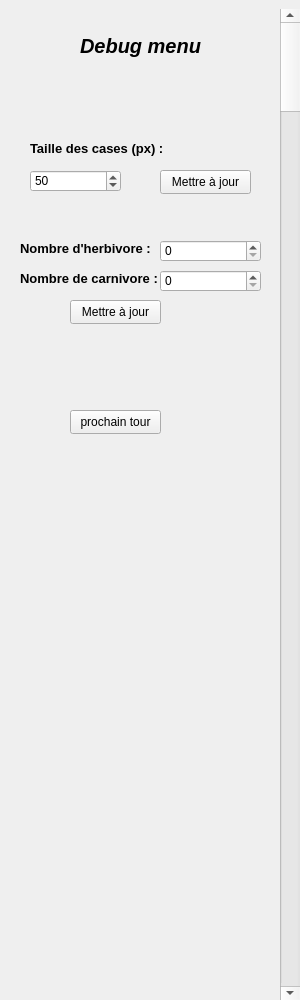
First picture: the form in RTS_Engine/QtWidgetsDebugMenu.ui, repository flo-olf-p/moteur_RTS, before the edit.
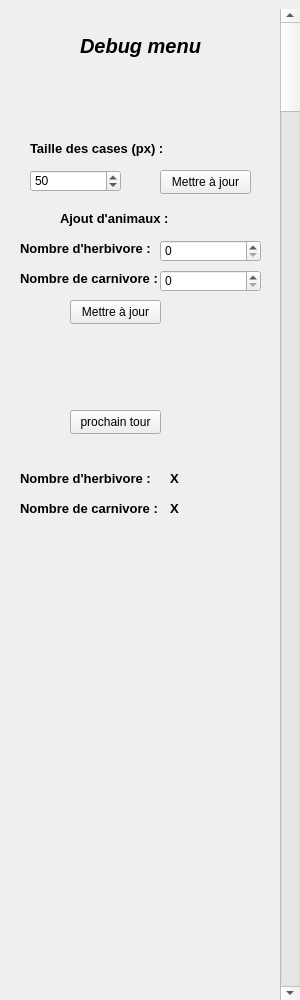
Second picture: the form after the edit.

What changed in the file:
```diff
--- a/RTS_Engine/QtWidgetsDebugMenu.ui
+++ b/RTS_Engine/QtWidgetsDebugMenu.ui
@@ -190,6 +190,101 @@
     <string>prochain tour</string>
    </property>
   </widget>
+  <widget class="QLabel" name="labelAjoutAnimaux">
+   <property name="geometry">
+    <rect>
+     <x>60</x>
+     <y>210</y>
+     <width>141</width>
+     <height>16</height>
+    </rect>
+   </property>
+   <property name="font">
+    <font>
+     <pointsize>10</pointsize>
+     <bold>true</bold>
+    </font>
+   </property>
+   <property name="text">
+    <string>Ajout d'animaux :</string>
+   </property>
+  </widget>
+  <widget class="QLabel" name="labelHerbnb">
+   <property name="geometry">
+    <rect>
+     <x>20</x>
+     <y>470</y>
+     <width>141</width>
+     <height>16</height>
+    </rect>
+   </property>
+   <property name="font">
+    <font>
+     <pointsize>10</pointsize>
+     <bold>true</bold>
+    </font>
+   </property>
+   <property name="text">
+    <string>Nombre d'herbivore :</string>
+   </property>
+  </widget>
+  <widget class="QLabel" name="labelPrednb">
+   <property name="geometry">
+    <rect>
+     <x>20</x>
+     <y>500</y>
+     <width>141</width>
+     <height>16</height>
+    </rect>
+   </property>
+   <property name="font">
+    <font>
+     <pointsize>10</pointsize>
+     <bold>true</bold>
+    </font>
+   </property>
+   <property name="text">
+    <string>Nombre de carnivore :</string>
+   </property>
+  </widget>
+  <widget class="QLabel" name="HerbNb">
+   <property name="geometry">
+    <rect>
+     <x>170</x>
+     <y>470</y>
+     <width>141</width>
+     <height>16</height>
+    </rect>
+   </property>
+   <property name="font">
+    <font>
+     <pointsize>10</pointsize>
+     <bold>true</bold>
+    </font>
+   </property>
+   <property name="text">
+    <string>X</string>
+   </property>
+  </widget>
+  <widget class="QLabel" name="PredNb">
+   <property name="geometry">
+    <rect>
+     <x>170</x>
+     <y>500</y>
+     <width>141</width>
+     <height>16</height>
+    </rect>
+   </property>
+   <property name="font">
+    <font>
+     <pointsize>10</pointsize>
+     <bold>true</bold>
+    </font>
+   </property>
+   <property name="text">
+    <string>X</string>
+   </property>
+  </widget>
  </widget>
  <layoutdefault spacing="6" margin="11"/>
  <resources/>
```
